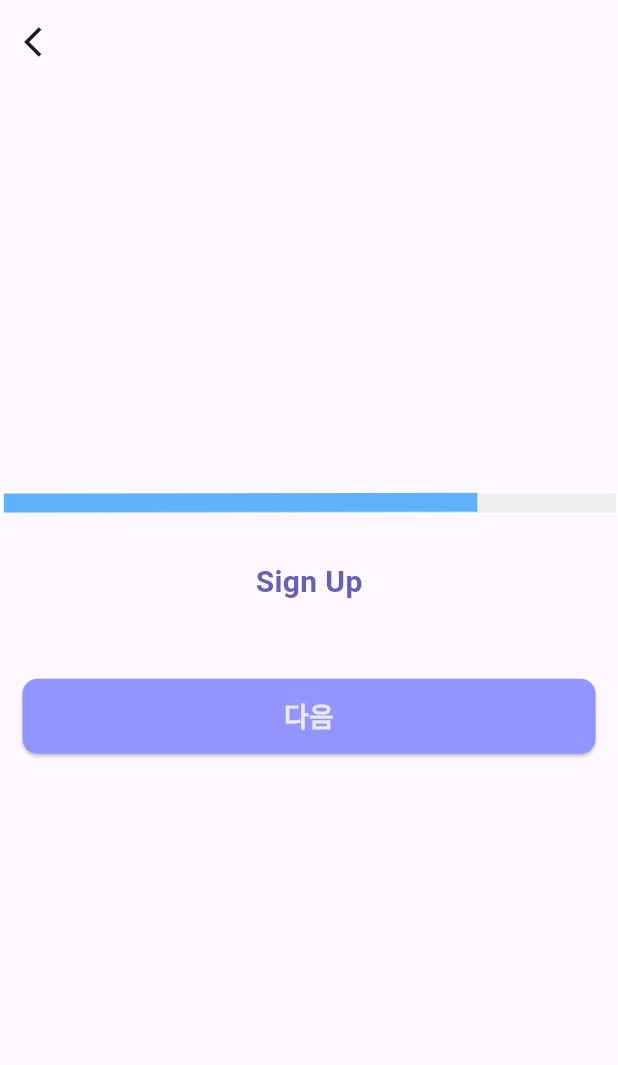
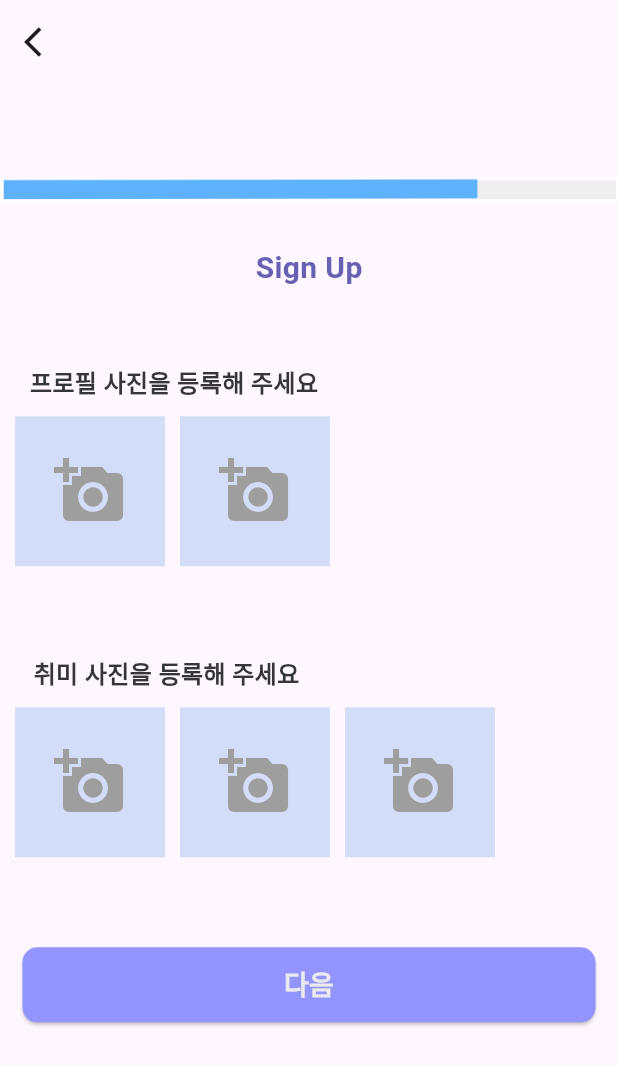
Before and after one commit to j0527/blind_dating, a Flutter app: the SignUpSecond screen opened directly, after a tap on "다음", on a phone screen of 412 x 824 dp. Shown: the top 1065 px of the screen. Run offline on Flutter 3.47's test engine with Material 2 defaults, Android fonts, the phone set to English and light mode, and no system bars; our stand-ins replace carousel_slider, cloud_firestore, firebase_auth, firebase_core, geolocator, get and 1 more; accounts and stored records are empty.

Commit message:
회원가입 UI - 앨범에서 취미사진, 프로필 사진 등록 수정

```diff
--- a/lib/view/signupfirst.dart
+++ b/lib/view/signupfirst.dart
@@ -184,7 +184,7 @@ class _SignUpFirstState extends State<SignUpFirst> {
                 ),
                 SizedBox(height: 35,),
                   Padding(
-                    padding: const EdgeInsets.fromLTRB(15, 25, 15, 50),
+                    padding: const EdgeInsets.fromLTRB(15, 25, 15, 20),
                     child: ElevatedButton(
                             onPressed: () {
                               Get.to(SignUpSecond());
--- a/lib/view/signupsecond.dart
+++ b/lib/view/signupsecond.dart
@@ -116,21 +116,6 @@ XFile? _image; //이미지를 담을 변수 선언
                       ),
           icon: Icon(Icons.camera_alt_outlined),
           label: Text("카메라", style: TextStyle(fontSize: 18, fontWeight: FontWeight.bold),)),
-          SizedBox(width: 30),
-        ElevatedButton.icon(
-          onPressed: () {
-            getImage(ImageSource.gallery); //getImage 함수를 호출해서 갤러리에서 사진 가져오기
-          },
-          style: TextButton.styleFrom(
-                        minimumSize: Size(130, 50),
-                          shape: RoundedRectangleBorder(
-                          borderRadius: BorderRadius.circular(10),
-                          ),
-                          backgroundColor: Color.fromARGB(255, 152, 175, 250),
-                          foregroundColor: Color.fromARGB(255, 234, 234, 236)
-                      ),
-          icon: Icon(Icons.photo),
-          label: Text("갤러리", style: TextStyle(fontSize: 18, fontWeight: FontWeight.bold),)),
       ],
     );
   }
--- a/lib/view/signupthird.dart
+++ b/lib/view/signupthird.dart
@@ -1,7 +1,9 @@
+import 'dart:io';
+
 import 'package:blind_dating/view/signupfourth.dart';
 import 'package:flutter/material.dart';
 import 'package:get/get.dart';
-import 'package:get/get_core/src/get_main.dart';
+import 'package:image_picker/image_picker.dart';
 
 class SignUpThird extends StatefulWidget {
   const SignUpThird({super.key});
@@ -11,34 +13,36 @@ class SignUpThird extends StatefulWidget {
 }
 
 class _SignUpThirdState extends State<SignUpThird> {
-  late String inputValue;
+  List<XFile?> _imageprofile = List.generate(2, (_) => null); // 이미지를 담을 변수 선언
+  List<XFile?> _imagehobby = List.generate(3, (_) => null); // 이미지를 담을 변수 선언
+  final ImagePicker picker = ImagePicker(); // ImagePicker 초기화
 
-  @override
-  void initState() {
-    // TODO: implement initState
-    super.initState();
-      inputValue = "";
+  // 이미지를 가져오는 함수
+  Future getImage(int index, ImageSource imageSource) async {
+    final XFile? pickedFile = await picker.pickImage(source: imageSource);
+    if (pickedFile != null) {
+      setState(() {
+        if (index < _imageprofile.length) {
+          _imageprofile[index] = pickedFile; // 가져온 이미지를 _imageprofile 리스트에 저장
+        } else if (index < _imageprofile.length + _imagehobby.length) {
+          _imagehobby[index - _imageprofile.length] =
+              pickedFile; // 가져온 이미지를 _imagehobby 리스트에 저장
         }
-  TextEditingController IDController = TextEditingController();
-  TextEditingController PWController = TextEditingController();
-  TextEditingController PWCheckController = TextEditingController();
-
-
-  DateTime dateTime = DateTime(2000, 1, 1);
-
-
+      });
+    }
+  }
 
   @override
   Widget build(BuildContext context) {
     return Scaffold(
-      appBar: AppBar(leading: IconButton(
+      appBar: AppBar(
+        leading: IconButton(
           icon: Icon(Icons.arrow_back_ios),
           onPressed: () {
             Get.back(); // Get 패키지를 사용하여 이전 페이지로 이동합니다.
           },
         ),
       ),
-
       body: GestureDetector(
         onTap: () {
           FocusScope.of(context).unfocus();
@@ -50,17 +54,50 @@ class _SignUpThirdState extends State<SignUpThird> {
                 Image.asset('images/stepthird.png'),
                 Padding(
                   padding: const EdgeInsets.fromLTRB(50, 30, 50, 0),
-
-                  child: Text('Sign Up', style: TextStyle(fontSize: 20, color: Color.fromRGBO(94, 88, 176, 0.945), fontWeight: FontWeight.bold),),
+                  child: Text(
+                    'Sign Up',
+                    style: TextStyle(
+                      fontSize: 20,
+                      color: Color.fromRGBO(94, 88, 176, 0.945),
+                      fontWeight: FontWeight.bold,
                     ),
-
-                SizedBox(height: 25,),
-
+                  ),
+                ),
+                SizedBox(
+                  height: 50,
+                ),
                 Padding(
-                    padding: const EdgeInsets.fromLTRB(15, 25, 15, 50),
+                  padding: const EdgeInsets.fromLTRB(0, 0, 180, 0),
+                  child: Text(
+                    '프로필 사진을 등록해 주세요',
+                    style: TextStyle(
+                        fontSize: 16,
+                        color: Color.fromARGB(255, 54, 54, 58),
+                        fontWeight: FontWeight.bold),
+                  ),
+                ),
+                SizedBox(height: 0, width: double.infinity),
+                _buildPhotoArea(),
+                SizedBox(
+                  height: 50,
+                ),
+                Padding(
+                  padding: const EdgeInsets.fromLTRB(0, 0, 190, 0),
+                  child: Text(
+                    '취미 사진을 등록해 주세요',
+                    style: TextStyle(
+                        fontSize: 16,
+                        color: Color.fromARGB(255, 54, 54, 58),
+                        fontWeight: FontWeight.bold),
+                  ),
+                ),
+                _buildPhotoHobbyArea(),
+                SizedBox(height: 35),
+                Padding(
+                  padding: const EdgeInsets.fromLTRB(15, 15, 15, 80),
                   child: ElevatedButton(
                     onPressed: () {
-                              Get.to(SignUpFourth());
+                      Get.to(() => SignUpFourth());
                     },
                     style: ElevatedButton.styleFrom(
                       minimumSize: Size(400, 50),
@@ -69,7 +106,15 @@ class _SignUpThirdState extends State<SignUpThird> {
                         borderRadius: BorderRadius.circular(10),
                       ),
                     ),
-                            child: const Text("다음", style: TextStyle(fontSize:18, fontWeight: FontWeight.bold ,color:Color.fromARGB(255, 234, 234, 236)),),),
+                    child: const Text(
+                      "다음",
+                      style: TextStyle(
+                        fontSize: 18,
+                        fontWeight: FontWeight.bold,
+                        color: Color.fromARGB(255, 234, 234, 236),
+                      ),
+                    ),
+                  ),
                 ),
               ],
             ),
@@ -78,11 +123,72 @@ class _SignUpThirdState extends State<SignUpThird> {
       ),
     );
   }
+
+  Widget _buildPhotoArea() {
+    return Padding(
+      padding: const EdgeInsets.all(10.0),
+      child: Row(
+        children: [
+          for (int i = 0; i < _imageprofile.length; i++)
+            Row(
+              children: [
+                _buildImagePicker(i, _imageprofile),
+                SizedBox(width: 10), // 이미지 간의 간격 조절
+              ],
+            ),
+        ],
+      ),
+    );
   }
 
+  Widget _buildPhotoHobbyArea() {
+    return Padding(
+      padding: const EdgeInsets.all(10.0),
+      child: Row(
+        children: [
+          for (int j = 0;
+              j < _imagehobby.length;
+              j++) // 변경된 부분: _imagehobby.length 사용
+            Row(
+              children: [
+                _buildImagePicker(j, _imagehobby), // 변경된 부분: _imagehobby 사용
+                SizedBox(width: 10), // 이미지 간의 간격 조절
+              ],
+            ),
+        ],
+      ),
+    );
+  }
 
-        //  ElevatedButton(
-        //   onPressed: () {
-        //     Get.to(const HomeWidget());
-        //   },
-        //   child: const Text("홈 화면으로 이동")
+  Widget _buildImagePicker(int index, List<XFile?> imageList) {
+    return GestureDetector(
+      onTap: () {
+        if (imageList == _imageprofile) {
+          getImage(index, ImageSource.gallery);
+        } else if (imageList == _imagehobby) {
+          getImage(index + _imageprofile.length, ImageSource.gallery);
+        }
+      },
+      child: Container(
+        width: 100,
+        height: 100,
+        decoration: BoxDecoration(
+          color: Color.fromARGB(255, 212, 221, 247),
+          image: imageList[index] != null
+              ? DecorationImage(
+                  image: FileImage(File(imageList[index]!.path)),
+                  fit: BoxFit.cover,
+                )
+              : null,
+        ),
+        child: imageList[index] == null
+            ? Icon(
+                Icons.add_a_photo,
+                size: 48,
+                color: Colors.grey,
+              )
+            : null,
+      ),
+    );
+  }
+}
```
Lines whose indentation alone changed are shown as unchanged.
